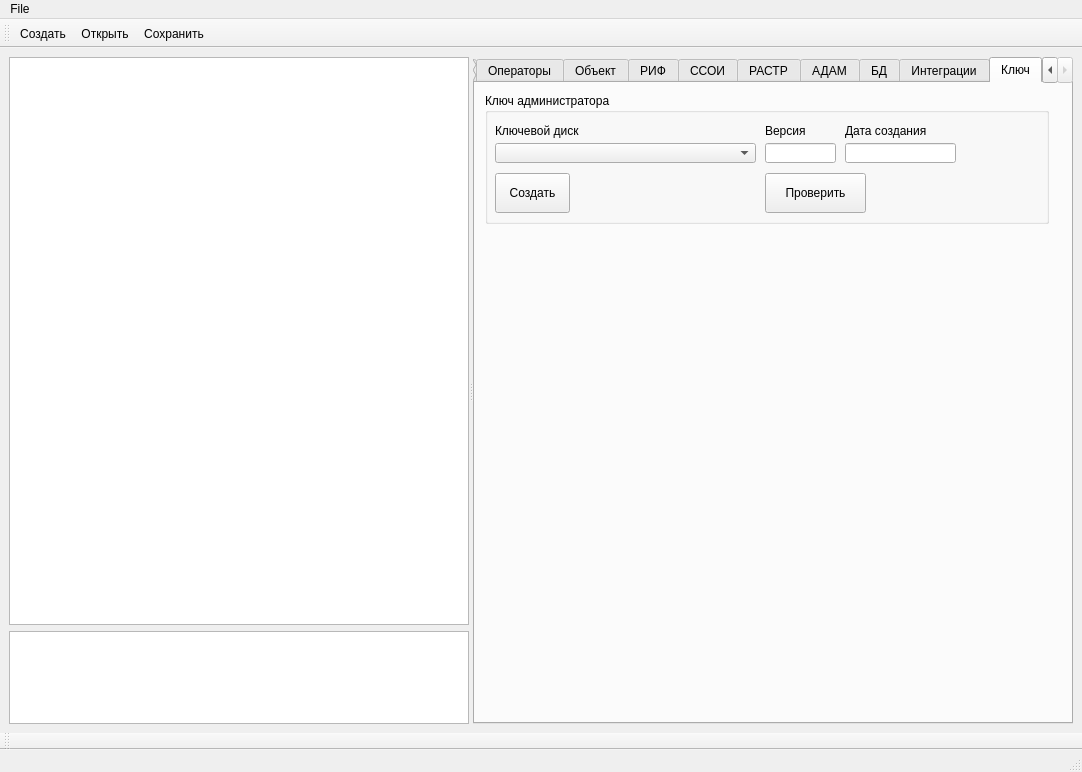
Above: m_cfg/MainWindowCFG.ui from xXRadioHeadXx/start7 before the change. Below: the same form after it.
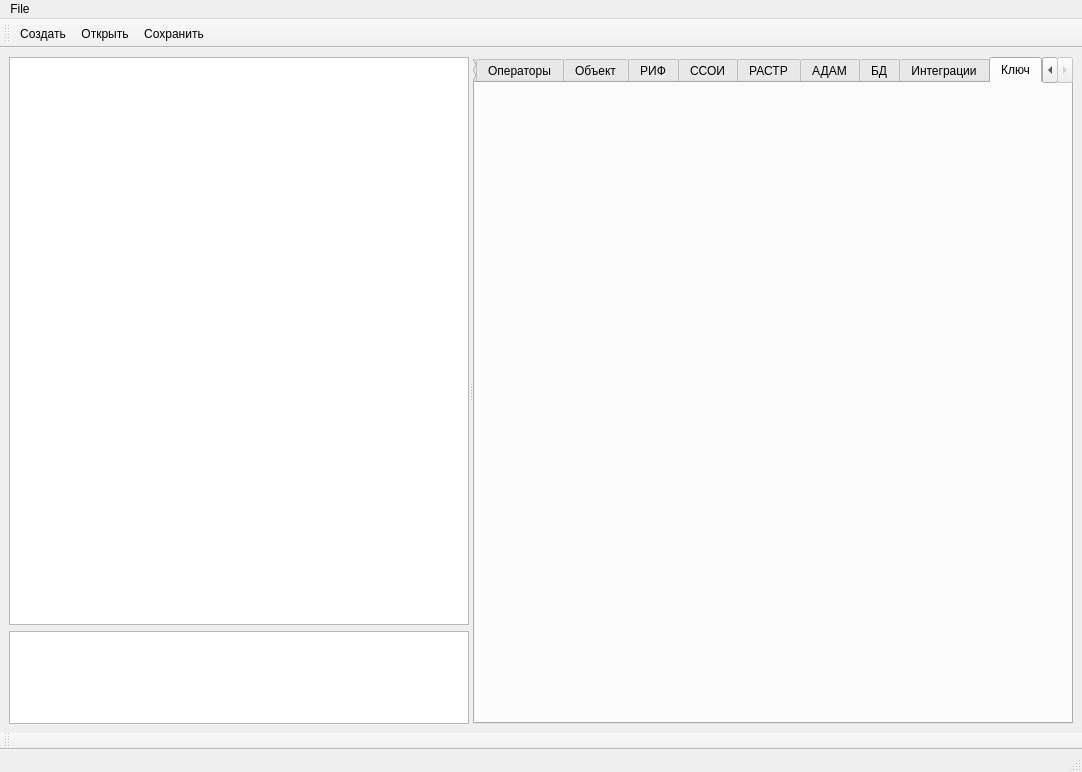
That is the form after the change. The open tabs and pages were chosen to show the change. Icons and pictures are not drawn. Custom widgets are drawn as their Qt base class.

What changed in the file:
```diff
--- a/m_cfg/MainWindowCFG.ui
+++ b/m_cfg/MainWindowCFG.ui
@@ -3733,128 +3733,15 @@
         <attribute name="title">
          <string>Ключ</string>
         </attribute>
-        <widget class="QGroupBox" name="groupBox_6">
+        <widget class="AdmAud_widget" name="AdmAud_wgt" native="true">
          <property name="geometry">
           <rect>
            <x>10</x>
            <y>10</y>
-           <width>564</width>
-           <height>131</height>
+           <width>571</width>
+           <height>261</height>
           </rect>
          </property>
-         <property name="sizePolicy">
-          <sizepolicy hsizetype="Preferred" vsizetype="Fixed">
-           <horstretch>0</horstretch>
-           <verstretch>0</verstretch>
-          </sizepolicy>
-         </property>
-         <property name="minimumSize">
-          <size>
-           <width>0</width>
-           <height>110</height>
-          </size>
-         </property>
-         <property name="title">
-          <string>Ключ администратора </string>
-         </property>
-         <widget class="QComboBox" name="AdmAud_comboBox">
-          <property name="geometry">
-           <rect>
-            <x>10</x>
-            <y>50</y>
-            <width>261</width>
-            <height>20</height>
-           </rect>
-          </property>
-         </widget>
-         <widget class="QLabel" name="label_16">
-          <property name="geometry">
-           <rect>
-            <x>10</x>
-            <y>30</y>
-            <width>101</width>
-            <height>16</height>
-           </rect>
-          </property>
-          <property name="text">
-           <string>Ключевой диск</string>
-          </property>
-         </widget>
-         <widget class="QLineEdit" name="AdmAud_version_lineEdit">
-          <property name="geometry">
-           <rect>
-            <x>280</x>
-            <y>50</y>
-            <width>71</width>
-            <height>20</height>
-           </rect>
-          </property>
-         </widget>
-         <widget class="QLineEdit" name="AdmAud_DateTime_lineEdit">
-          <property name="geometry">
-           <rect>
-            <x>360</x>
-            <y>50</y>
-            <width>111</width>
-            <height>20</height>
-           </rect>
-          </property>
-          <property name="text">
-           <string/>
-          </property>
-         </widget>
-         <widget class="QLabel" name="label_17">
-          <property name="geometry">
-           <rect>
-            <x>280</x>
-            <y>30</y>
-            <width>101</width>
-            <height>16</height>
-           </rect>
-          </property>
-          <property name="text">
-           <string>Версия</string>
-          </property>
-         </widget>
-         <widget class="QLabel" name="label_20">
-          <property name="geometry">
-           <rect>
-            <x>360</x>
-            <y>30</y>
-            <width>101</width>
-            <height>16</height>
-           </rect>
-          </property>
-          <property name="text">
-           <string>Дата создания</string>
-          </property>
-         </widget>
-         <widget class="QPushButton" name="AdmAud_Create_pushButton">
-          <property name="geometry">
-           <rect>
-            <x>10</x>
-            <y>80</y>
-            <width>75</width>
-            <height>40</height>
-           </rect>
-          </property>
-          <property name="text">
-           <string>Создать</string>
-          </property>
-         </widget>
-         <widget class="QPushButton" name="AdmAud_ChekIn_pushButton">
-          <property name="geometry">
-           <rect>
-            <x>280</x>
-            <y>80</y>
-            <width>101</width>
-            <height>40</height>
-           </rect>
-          </property>
-          <property name="text">
-           <string>Проверить</string>
-          </property>
-         </widget>
         </widget>
        </widget>
       </widget>
@@ -3960,6 +3847,12 @@
    <header location="global">rastr_widget.h</header>
    <container>1</container>
   </customwidget>
+  <customwidget>
+   <class>AdmAud_widget</class>
+   <extends>QWidget</extends>
+   <header location="global">admaud_widget.h</header>
+   <container>1</container>
+  </customwidget>
  </customwidgets>
  <resources>
   <include location="my_cfg_resources.qrc"/>
```
Left out of the diff: 2 changed lines with no effect on the pictures.
